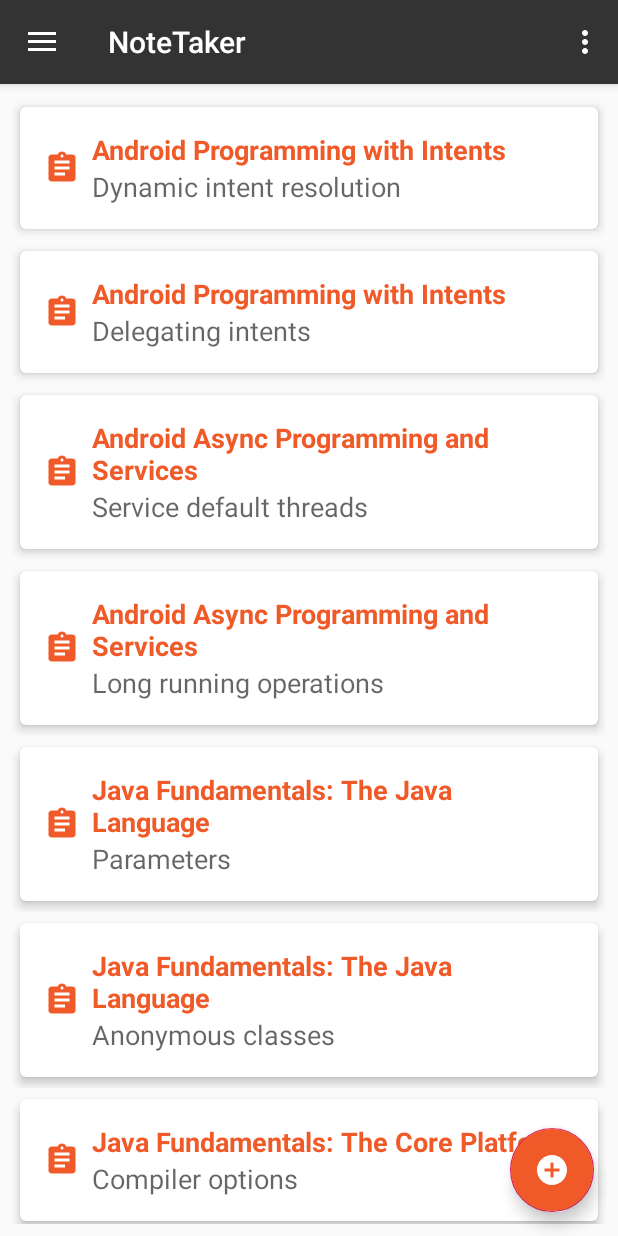
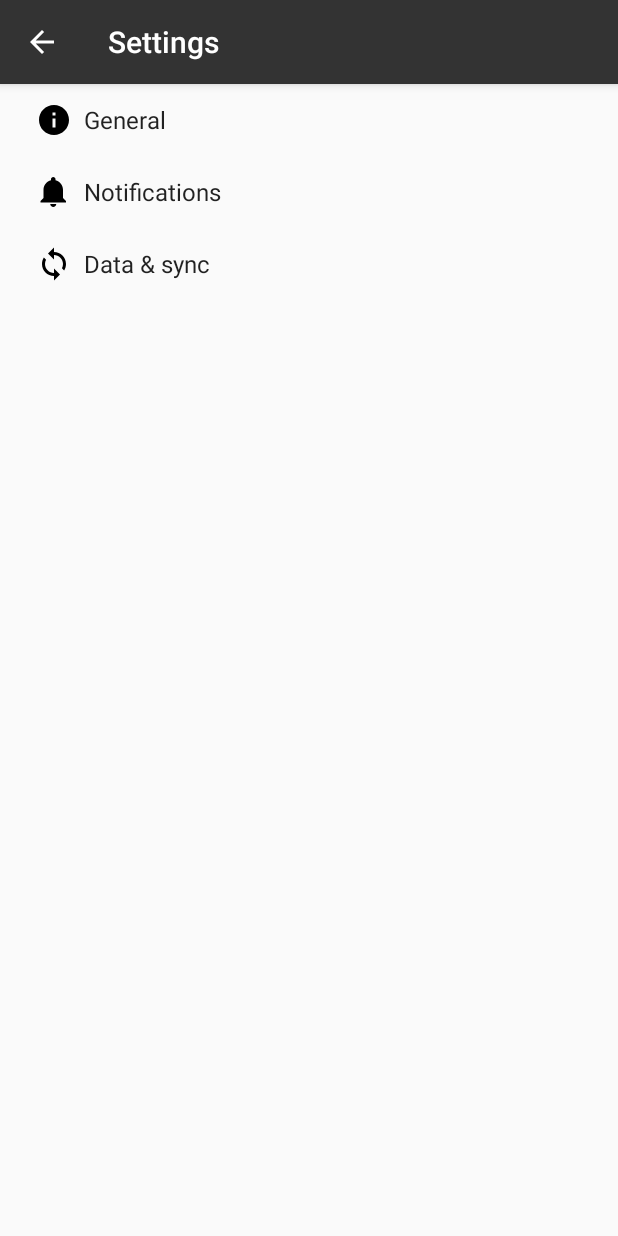
Before and after one commit to juancp92/NoteTaker, an Android app: the screen it shows after launch (MainActivity before the commit, SettingsActivity after it), in the options menu, after a tap on "Settings", on a phone screen of 412 x 824 dp. Run offline under Robolectric (Android 15) with nearby library versions, the phone set to English and light mode, and no system bars.

Commit message:
Commit Settings sAdded

```diff
--- a/app/build.gradle
+++ b/app/build.gradle
@@ -23,6 +23,7 @@ dependencies {
     implementation 'com.android.support:appcompat-v7:27.1.1'
     implementation 'com.android.support.constraint:constraint-layout:1.1.3'
     implementation 'com.android.support:design:27.1.1'
+    implementation 'com.android.support:support-v4:27.1.1'
     testImplementation 'junit:junit:4.12'
     androidTestImplementation 'com.android.support.test:runner:1.0.2'
     androidTestImplementation 'com.android.support.test.espresso:espresso-core:3.0.2'
--- /dev/null
+++ b/app/src/main/java/e/juanplaza/notetaker/AppCompatPreferenceActivity.java
@@ -0,0 +1,109 @@
+package e.juanplaza.notetaker;
+
+import android.content.res.Configuration;
+import android.os.Bundle;
+import android.preference.PreferenceActivity;
+import android.support.annotation.LayoutRes;
+import android.support.annotation.Nullable;
+import android.support.v7.app.ActionBar;
+import android.support.v7.app.AppCompatDelegate;
+import android.support.v7.widget.Toolbar;
+import android.view.MenuInflater;
+import android.view.View;
+import android.view.ViewGroup;
+
+/**
+ * A {@link android.preference.PreferenceActivity} which implements and proxies the necessary calls
+ * to be used with AppCompat.
+ */
+public abstract class AppCompatPreferenceActivity extends PreferenceActivity {
+
+    private AppCompatDelegate mDelegate;
+
+    @Override
+    protected void onCreate(Bundle savedInstanceState) {
+        getDelegate().installViewFactory();
+        getDelegate().onCreate(savedInstanceState);
+        super.onCreate(savedInstanceState);
+    }
+
+    @Override
+    protected void onPostCreate(Bundle savedInstanceState) {
+        super.onPostCreate(savedInstanceState);
+        getDelegate().onPostCreate(savedInstanceState);
+    }
+
+    public ActionBar getSupportActionBar() {
+        return getDelegate().getSupportActionBar();
+    }
+
+    public void setSupportActionBar(@Nullable Toolbar toolbar) {
+        getDelegate().setSupportActionBar(toolbar);
+    }
+
+    @Override
+    public MenuInflater getMenuInflater() {
+        return getDelegate().getMenuInflater();
+    }
+
+    @Override
+    public void setContentView(@LayoutRes int layoutResID) {
+        getDelegate().setContentView(layoutResID);
+    }
+
+    @Override
+    public void setContentView(View view) {
+        getDelegate().setContentView(view);
+    }
+
+    @Override
+    public void setContentView(View view, ViewGroup.LayoutParams params) {
+        getDelegate().setContentView(view, params);
+    }
+
+    @Override
+    public void addContentView(View view, ViewGroup.LayoutParams params) {
+        getDelegate().addContentView(view, params);
+    }
+
+    @Override
+    protected void onPostResume() {
+        super.onPostResume();
+        getDelegate().onPostResume();
+    }
+
+    @Override
+    protected void onTitleChanged(CharSequence title, int color) {
+        super.onTitleChanged(title, color);
+        getDelegate().setTitle(title);
+    }
+
+    @Override
+    public void onConfigurationChanged(Configuration newConfig) {
+        super.onConfigurationChanged(newConfig);
+        getDelegate().onConfigurationChanged(newConfig);
+    }
+
+    @Override
+    protected void onStop() {
+        super.onStop();
+        getDelegate().onStop();
+    }
+
+    @Override
+    protected void onDestroy() {
+        super.onDestroy();
+        getDelegate().onDestroy();
+    }
+
+    public void invalidateOptionsMenu() {
+        getDelegate().invalidateOptionsMenu();
+    }
+
+    private AppCompatDelegate getDelegate() {
+        if (mDelegate == null) {
+            mDelegate = AppCompatDelegate.create(this, null);
+        }
+        return mDelegate;
+    }
+}
--- a/app/src/main/java/e/juanplaza/notetaker/MainActivity.java
+++ b/app/src/main/java/e/juanplaza/notetaker/MainActivity.java
@@ -1,7 +1,9 @@
 package e.juanplaza.notetaker;
 
 import android.content.Intent;
+import android.content.SharedPreferences;
 import android.os.Bundle;
+import android.preference.PreferenceManager;
 import android.support.design.widget.FloatingActionButton;
 import android.support.design.widget.Snackbar;
 import android.support.v7.widget.GridLayoutManager;
@@ -16,6 +18,7 @@ import android.support.v7.app.AppCompatActivity;
 import android.support.v7.widget.Toolbar;
 import android.view.Menu;
 import android.view.MenuItem;
+import android.widget.TextView;
 
 import java.util.List;
 
@@ -58,8 +61,23 @@ public class MainActivity extends AppCompatActivity
     @Override
     protected void onResume() {
         super.onResume();
-//        mAdapterNotes.notifyDataSetChanged();
         mNoteRecyclerAdapter.notifyDataSetChanged();
+        updateNavHeader();
+    }
+
+    private void updateNavHeader() {
+        NavigationView navigationView = (NavigationView) findViewById(R.id.nav_view);
+        View headerView = navigationView.getHeaderView(0);
+        TextView textUserName = (TextView) headerView.findViewById(R.id.text_user_name);
+        TextView textEmailAddress = (TextView) headerView.findViewById(R.id.text_email_address);
+
+        SharedPreferences pref = PreferenceManager.getDefaultSharedPreferences(this);
+        String userName = pref.getString("user_display_name", "");
+        String emailAddress = pref.getString("user_email_address", "");
+
+        textUserName.setText(userName);
+        textEmailAddress.setText(emailAddress);
+
     }
 
     private void initializeDisplayContent() {
@@ -125,8 +143,13 @@ public class MainActivity extends AppCompatActivity
 
         //noinspection SimplifiableIfStatement
         if (id == R.id.action_settings) {
+            startActivity(new Intent(this, SettingsActivity.class));
             return true;
         }
+
+        PreferenceManager.setDefaultValues(this, R.xml.pref_general, false);
+        PreferenceManager.setDefaultValues(this, R.xml.pref_notification, false);
+        PreferenceManager.setDefaultValues(this, R.xml.pref_data_sync, false);
 
         return super.onOptionsItemSelected(item);
     }
@@ -142,7 +165,8 @@ public class MainActivity extends AppCompatActivity
         } else if (id == R.id.nav_courses) {
             displayCourses();
         } else if (id == R.id.nav_share) {
-            handleSelection(R.string.nav_share_message);
+            //handleSelection(R.string.nav_share_message);
+            handleShare();
         } else if (id == R.id.nav_send) {
             handleSelection(R.string.nav_send_message);
         }
@@ -152,6 +176,13 @@ public class MainActivity extends AppCompatActivity
         return true;
     }
 
+    private void handleShare() {
+        View view = findViewById(R.id.list_items);
+        Snackbar.make(view, "Share to - " +
+                PreferenceManager.getDefaultSharedPreferences(this).getString("user_favourite_cloud", ""),
+                Snackbar.LENGTH_LONG).show();
+    }
+
     private void handleSelection(int message_id) {
         View view = findViewById(R.id.list_items);
         Snackbar.make(view, message_id, Snackbar.LENGTH_LONG).show();
--- /dev/null
+++ b/app/src/main/res/drawable/ic_info_black_24dp.xml
@@ -0,0 +1,9 @@
+<vector xmlns:android="http://schemas.android.com/apk/res/android"
+    android:width="24dp"
+    android:height="24dp"
+    android:viewportWidth="24.0"
+    android:viewportHeight="24.0">
+    <path
+        android:fillColor="#FF000000"
+        android:pathData="M12,2C6.48,2 2,6.48 2,12s4.48,10 10,10 10,-4.48 10,-10S17.52,2 12,2zm1,15h-2v-6h2v6zm0,-8h-2V7h2v2z" />
+</vector>
--- /dev/null
+++ b/app/src/main/res/drawable/ic_notifications_black_24dp.xml
@@ -0,0 +1,9 @@
+<vector xmlns:android="http://schemas.android.com/apk/res/android"
+    android:width="24dp"
+    android:height="24dp"
+    android:viewportWidth="24.0"
+    android:viewportHeight="24.0">
+    <path
+        android:fillColor="#FF000000"
+        android:pathData="M11.5,22c1.1,0 2,-0.9 2,-2h-4c0,1.1 0.9,2 2,2zm6.5,-6v-5.5c0,-3.07 -2.13,-5.64 -5,-6.32V3.5c0,-0.83 -0.67,-1.5 -1.5,-1.5S10,2.67 10,3.5v0.68c-2.87,0.68 -5,3.25 -5,6.32V16l-2,2v1h17v-1l-2,-2z" />
+</vector>
--- /dev/null
+++ b/app/src/main/res/drawable/ic_sync_black_24dp.xml
@@ -0,0 +1,9 @@
+<vector xmlns:android="http://schemas.android.com/apk/res/android"
+    android:width="24dp"
+    android:height="24dp"
+    android:viewportWidth="24.0"
+    android:viewportHeight="24.0">
+    <path
+        android:fillColor="#FF000000"
+        android:pathData="M12 4V1L8 5l4 4V6c3.31 0 6 2.69 6 6 0 1.01,-.25 1.97,-.7 2.8l1.46 1.46C19.54 15.03 20 13.57 20 12c0,-4.42,-3.58,-8,-8,-8zm0 14c-3.31 0,-6,-2.69,-6,-6 0,-1.01.25,-1.97.7,-2.8L5.24 7.74C4.46 8.97 4 10.43 4 12c0 4.42 3.58 8 8 8v3l4,-4,-4,-4v3z" />
+</vector>
--- a/app/src/main/res/layout/nav_header_main.xml
+++ b/app/src/main/res/layout/nav_header_main.xml
@@ -21,6 +21,7 @@
         app:srcCompat="@mipmap/ic_launcher_round" />
 
     <TextView
+        android:id="@+id/text_user_name"
         android:layout_width="match_parent"
         android:layout_height="wrap_content"
         android:paddingTop="@dimen/nav_header_vertical_spacing"
@@ -28,7 +29,7 @@
         android:textAppearance="@style/TextAppearance.AppCompat.Body1" />
 
     <TextView
-        android:id="@+id/textView"
+        android:id="@+id/text_email_address"
         android:layout_width="wrap_content"
         android:layout_height="wrap_content"
         android:text="@string/nav_header_subtitle" />
--- a/app/src/main/res/values/colors.xml
+++ b/app/src/main/res/values/colors.xml
@@ -2,6 +2,6 @@
 <resources>
     <color name="colorPrimary">#333333</color>
     <color name="colorPrimaryDark">#222222</color>
-    <color name="colorAccent">#D81B60</color>
+    <color name="colorAccent">#F05A28</color>
     <color name="pOrange">#F05A28</color>
 </resources>
--- a/app/src/main/res/values/strings.xml
+++ b/app/src/main/res/values/strings.xml
@@ -12,4 +12,94 @@
     <string name="note_title_hint">Note title</string>
     <string name="nav_share_message">Share</string>
     <string name="nav_send_message">Send</string>
+    <string name="title_activity_settings">Settings</string>
+
+    <!-- Strings related to Settings -->
+
+    <!-- Example General settings -->
+    <string name="pref_header_general">General</string>
+
+    <string name="pref_title_social_recommendations">Enable social recommendations</string>
+    <string name="pref_description_social_recommendations">Recommendations for people to contact
+        based on your message history
+    </string>
+
+    <string name="pref_title_display_name">Display name</string>
+    <string name="pref_default_display_name">Your Name</string>
+    <string name="pref_default_email_address">yourname@yourhost.com</string>
+
+    <string name="pref_title_add_friends_to_messages">Add friends to messages</string>
+    <string-array name="pref_example_list_titles">
+        <item>Always</item>
+        <item>When possible</item>
+        <item>Never</item>
+    </string-array>
+    <string-array name="pref_example_list_values">
+        <item>1</item>
+        <item>0</item>
+        <item>-1</item>
+    </string-array>
+
+    <!-- Example settings for Data & Sync -->
+    <string name="pref_header_data_sync">Data &amp; sync</string>
+
+    <string name="pref_title_sync_frequency">Sync frequency</string>
+    <string-array name="pref_sync_frequency_titles">
+        <item>15 minutes</item>
+        <item>30 minutes</item>
+        <item>1 hour</item>
+        <item>3 hours</item>
+        <item>6 hours</item>
+        <item>Never</item>
+    </string-array>
+    <string-array name="pref_sync_frequency_values">
+        <item>15</item>
+        <item>30</item>
+        <item>60</item>
+        <item>180</item>
+        <item>360</item>
+        <item>-1</item>
+    </string-array>
+
+    <string-array name="list_preference_entries">
+        <item>Entry 1</item>
+        <item>Entry 2</item>
+        <item>Entry 3</item>
+    </string-array>
+
+    <string-array name="list_preference_entry_values">
+        <item>1</item>
+        <item>2</item>
+        <item>3</item>
+    </string-array>
+
+    <string-array name="multi_select_list_preference_default_value" />
+
+    <string name="pref_title_system_sync_settings">System sync settings</string>
+
+    <!-- Example settings for Notifications -->
+    <string name="pref_header_notifications">Notifications</string>
+
+    <string name="pref_title_new_message_notifications">New message notifications</string>
+
+    <string name="pref_title_ringtone">Ringtone</string>
+    <string name="pref_ringtone_silent">Silent</string>
+
+    <string name="pref_title_vibrate">Vibrate</string>
+    <string name="pref_title_email_address">Email Address</string>
+    <string name="pref_title_favourite_cloud">Favourite Cloud Storage</string>
+
+    <string-array name="pref_entries_favourite_cloud">
+        <item>Google Drive</item>
+        <item>Dropbox</item>
+        <item>One Drive</item>
+    </string-array>
+
+    <string-array name="pref_values_favourite_cloud">
+        <item>http://drive.google.com</item>
+        <item>http://dropbox.com</item>
+        <item>http://onedrive.live.com</item>
+    </string-array>
+
+    <string name="pref_default_favourite_cloud">http://drive.google.com</string>
 </resources>
--- /dev/null
+++ b/app/src/main/res/xml/pref_data_sync.xml
@@ -0,0 +1,21 @@
+<PreferenceScreen xmlns:android="http://schemas.android.com/apk/res/android">
+
+    <!-- NOTE: Hide buttons to simplify the UI. Users can touch outside the dialog to
+         dismiss it. -->
+    <!-- NOTE: ListPreference's summary should be set to its value by the activity code. -->
+    <ListPreference
+        android:defaultValue="180"
+        android:entries="@array/pref_sync_frequency_titles"
+        android:entryValues="@array/pref_sync_frequency_values"
+        android:key="sync_frequency"
+        android:negativeButtonText="@null"
+        android:positiveButtonText="@null"
+        android:title="@string/pref_title_sync_frequency" />
+
+    <!-- This preference simply launches an intent when selected. Use this UI sparingly, per
+         design guidelines. -->
+    <Preference android:title="@string/pref_title_system_sync_settings">
+        <intent android:action="android.settings.SYNC_SETTINGS" />
+    </Preference>
+
+</PreferenceScreen>
--- /dev/null
+++ b/app/src/main/res/xml/pref_general.xml
@@ -0,0 +1,35 @@
+<PreferenceScreen xmlns:tools="http://schemas.android.com/tools"
+    xmlns:android="http://schemas.android.com/apk/res/android">
+
+    <!-- NOTE: EditTextPreference accepts EditText attributes. -->
+    <!-- NOTE: EditTextPreference's summary should be set to its value by the activity code. -->
+    <EditTextPreference
+        android:capitalize="words"
+        android:defaultValue="@string/pref_default_display_name"
+        android:inputType="textCapWords"
+        android:key="user_display_name"
+        android:maxLines="1"
+        android:selectAllOnFocus="true"
+        android:singleLine="true"
+        android:title="@string/pref_title_display_name" />
+
+    <!-- NOTE: Hide buttons to simplify the UI. Users can touch outside the dialog to
+         dismiss it. -->
+    <!-- NOTE: ListPreference's summary should be set to its value by the activity code. -->
+    <EditTextPreference
+        android:defaultValue="@string/pref_default_email_address"
+        android:inputType="textEmailAddress"
+        android:key="user_email_address"
+        android:selectAllOnFocus="true"
+        android:singleLine="true"
+        android:title="@string/pref_title_email_address" />
+    <ListPreference
+        android:defaultValue="@string/pref_default_favourite_cloud"
+        android:entries="@array/pref_entries_favourite_cloud"
+        android:entryValues="@array/pref_values_favourite_cloud"
+        android:key="user_favourite_cloud"
+        android:negativeButtonText="@null"
+        android:positiveButtonText="@null"
+        android:title="@string/pref_title_favourite_cloud" />
+
+</PreferenceScreen>
--- /dev/null
+++ b/app/src/main/res/xml/pref_headers.xml
@@ -0,0 +1,20 @@
+<preference-headers xmlns:android="http://schemas.android.com/apk/res/android">
+
+    <!-- These settings headers are only used on tablets. -->
+
+    <header
+        android:fragment="e.juanplaza.notetaker.SettingsActivity$GeneralPreferenceFragment"
+        android:icon="@drawable/ic_info_black_24dp"
+        android:title="@string/pref_header_general" />
+
+    <header
+        android:fragment="e.juanplaza.notetaker.SettingsActivity$NotificationPreferenceFragment"
+        android:icon="@drawable/ic_notifications_black_24dp"
+        android:title="@string/pref_header_notifications" />
+
+    <header
+        android:fragment="e.juanplaza.notetaker.SettingsActivity$DataSyncPreferenceFragment"
+        android:icon="@drawable/ic_sync_black_24dp"
+        android:title="@string/pref_header_data_sync" />
+
+</preference-headers>
--- /dev/null
+++ b/app/src/main/res/xml/pref_notification.xml
@@ -0,0 +1,27 @@
+<PreferenceScreen xmlns:android="http://schemas.android.com/apk/res/android">
+
+    <!-- A 'parent' preference, which enables/disables child preferences (below)
+         when checked/unchecked. -->
+    <SwitchPreference
+        android:defaultValue="true"
+        android:key="notifications_new_message"
+        android:title="@string/pref_title_new_message_notifications" />
+
+    <!-- Allows the user to choose a ringtone in the 'notification' category. -->
+    <!-- NOTE: This preference will be enabled only when the checkbox above is checked. -->
+    <!-- NOTE: RingtonePreference's summary should be set to its value by the activity code. -->
+    <RingtonePreference
+        android:defaultValue="content://settings/system/notification_sound"
+        android:dependency="notifications_new_message"
+        android:key="notifications_new_message_ringtone"
+        android:ringtoneType="notification"
+        android:title="@string/pref_title_ringtone" />
+
+    <!-- NOTE: This preference will be enabled only when the checkbox above is checked. -->
+    <SwitchPreference
+        android:defaultValue="true"
+        android:dependency="notifications_new_message"
+        android:key="notifications_new_message_vibrate"
+        android:title="@string/pref_title_vibrate" />
+
+</PreferenceScreen>
```
Also changed, not shown: app/src/main/AndroidManifest.xml (+10 -3 lines), app/src/main/java/e/juanplaza/notetaker/SettingsActivity.java (added, +268 -0 lines).
